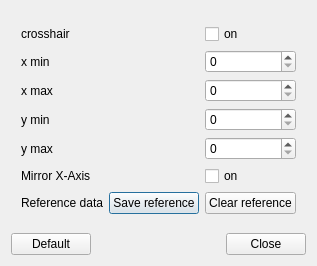
The window that escam/dialogchartsettings.ui (Entwicklungsburo-Stresing/EBST_CAM) describes before a commit, drawn with Qt 5.
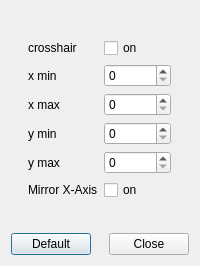
The same window after the commit.

Commit message:
Remove reference measurement from chart settings
Remove the reference measurement from the chart settings, because it got it's own window

The edit to the form file:
```diff
--- a/escam/dialogchartsettings.ui
+++ b/escam/dialogchartsettings.ui
@@ -6,7 +6,7 @@
    <rect>
     <x>0</x>
     <y>0</y>
-    <width>317</width>
+    <width>200</width>
     <height>266</height>
    </rect>
   </property>
@@ -35,21 +35,7 @@
    </item>
    <item>
     <layout class="QGridLayout" name="gridLayout">
-     <item row="1" column="3">
-      <widget class="QSpinBox" name="spinBoxXmin">
-       <property name="maximum">
-        <number>999999999</number>
-       </property>
-      </widget>
-     </item>
-     <item row="1" column="1">
-      <widget class="QLabel" name="labelXmin">
-       <property name="text">
-        <string>x min</string>
-       </property>
-      </widget>
-     </item>
-     <item row="5" column="3">
+     <item row="5" column="2">
       <widget class="QCheckBox" name="checkBoxMirrorX">
        <property name="text">
         <string>on</string>
@@ -59,10 +45,40 @@
        </property>
       </widget>
      </item>
-     <item row="6" column="2">
-      <widget class="QPushButton" name="pushButtonSaveReference">
+     <item row="2" column="0">
+      <spacer name="horizontalSpacer">
+       <property name="orientation">
+        <enum>Qt::Orientation::Horizontal</enum>
+       </property>
+       <property name="sizeHint" stdset="0">
+        <size>
+         <width>40</width>
+         <height>20</height>
+        </size>
+       </property>
+      </spacer>
+     </item>
+     <item row="1" column="2">
+      <widget class="QSpinBox" name="spinBoxXmin">
+       <property name="maximum">
+        <number>999999999</number>
+       </property>
+      </widget>
+     </item>
+     <item row="0" column="2">
+      <widget class="QCheckBox" name="checkBoxShowCrosshair">
        <property name="text">
-        <string>Save reference</string>
+        <string>on</string>
+       </property>
+      </widget>
+     </item>
+     <item row="6" column="1">
+      <layout class="QVBoxLayout" name="verticalLayoutCameras"/>
+     </item>
+     <item row="4" column="2">
+      <widget class="QSpinBox" name="spinBoxYmax">
+       <property name="maximum">
+        <number>999999999</number>
        </property>
       </widget>
      </item>
@@ -73,34 +89,6 @@
        </property>
       </widget>
      </item>
-     <item row="3" column="3">
-      <widget class="QSpinBox" name="spinBoxYmin">
-       <property name="maximum">
-        <number>999999999</number>
-       </property>
-      </widget>
-     </item>
-     <item row="5" column="1">
-      <widget class="QLabel" name="labelMirrorX">
-       <property name="text">
-        <string>Mirror X-Axis</string>
-       </property>
-      </widget>
-     </item>
-     <item row="0" column="3">
-      <widget class="QCheckBox" name="checkBoxShowCrosshair">
-       <property name="text">
-        <string>on</string>
-       </property>
-      </widget>
-     </item>
-     <item row="6" column="3">
-      <widget class="QPushButton" name="pushButtonClearReference">
-       <property name="text">
-        <string>Clear reference</string>
-       </property>
-      </widget>
-     </item>
      <item row="4" column="1">
       <widget class="QLabel" name="labelYmax">
        <property name="text">
@@ -108,8 +96,22 @@
        </property>
       </widget>
      </item>
-     <item row="4" column="3">
-      <widget class="QSpinBox" name="spinBoxYmax">
+     <item row="2" column="2">
+      <widget class="QSpinBox" name="spinBoxXmax">
+       <property name="maximum">
+        <number>999999999</number>
+       </property>
+      </widget>
+     </item>
+     <item row="1" column="1">
+      <widget class="QLabel" name="labelXmin">
+       <property name="text">
+        <string>x min</string>
+       </property>
+      </widget>
+     </item>
+     <item row="3" column="2">
+      <widget class="QSpinBox" name="spinBoxYmin">
        <property name="maximum">
         <number>999999999</number>
        </property>
@@ -122,8 +124,8 @@
        </property>
       </widget>
      </item>
-     <item row="2" column="0">
-      <spacer name="horizontalSpacer">
+     <item row="1" column="3">
+      <spacer name="horizontalSpacer_2">
        <property name="orientation">
         <enum>Qt::Orientation::Horizontal</enum>
        </property>
@@ -135,17 +137,10 @@
        </property>
       </spacer>
      </item>
-     <item row="6" column="1">
-      <widget class="QLabel" name="labelReference">
+     <item row="5" column="1">
+      <widget class="QLabel" name="labelMirrorX">
        <property name="text">
-        <string>Reference data</string>
-       </property>
-      </widget>
-     </item>
-     <item row="2" column="3">
-      <widget class="QSpinBox" name="spinBoxXmax">
-       <property name="maximum">
-        <number>999999999</number>
+        <string>Mirror X-Axis</string>
        </property>
       </widget>
      </item>
@@ -156,22 +151,6 @@
        </property>
       </widget>
      </item>
-     <item row="7" column="1">
-      <layout class="QVBoxLayout" name="verticalLayoutCameras"/>
-     </item>
-     <item row="1" column="4">
-      <spacer name="horizontalSpacer_2">
-       <property name="orientation">
-        <enum>Qt::Orientation::Horizontal</enum>
-       </property>
-       <property name="sizeHint" stdset="0">
-        <size>
-         <width>40</width>
-         <height>20</height>
-        </size>
-       </property>
-      </spacer>
-     </item>
     </layout>
    </item>
    <item>
```
The commit also changes 2 other files.
